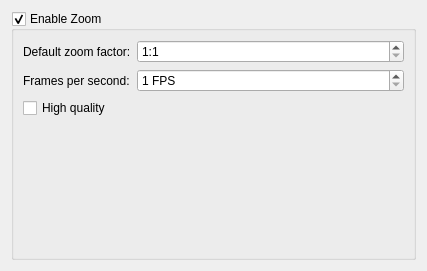
The window that src/config/ui/zoom.ui (hippich/recorditnow) describes before a commit, drawn with Qt 5.
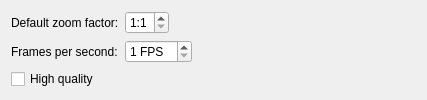
The same window after the commit. Custom widgets are drawn as their Qt base class.

What changed in the file:
```diff
--- a/src/config/ui/zoom.ui
+++ b/src/config/ui/zoom.ui
@@ -7,7 +7,7 @@
     <x>0</x>
     <y>0</y>
     <width>427</width>
-    <height>271</height>
+    <height>100</height>
    </rect>
   </property>
   <property name="windowTitle">
@@ -16,23 +16,10 @@
   <property name="toolTip">
    <string notr="true"/>
   </property>
-  <layout class="QVBoxLayout" name="verticalLayout_2">
-   <item>
-    <widget class="QGroupBox" name="kcfg_zoomDockEnabled">
-     <property name="title">
-      <string>Enable Zoom</string>
-     </property>
-     <property name="checkable">
-      <bool>true</bool>
-     </property>
-     <layout class="QFormLayout" name="formLayout">
-      <item row="2" column="0" colspan="2">
-       <widget class="QCheckBox" name="kcfg_zoomHighQuality">
-        <property name="text">
-         <string>High quality</string>
-        </property>
-       </widget>
-      </item>
+  <layout class="QFormLayout" name="formLayout_2">
+   <property name="fieldGrowthPolicy">
+    <enum>QFormLayout::ExpandingFieldsGrow</enum>
+   </property>
       <item row="0" column="0">
        <widget class="QLabel" name="label">
         <property name="text">
@@ -82,7 +69,11 @@
         </property>
        </widget>
       </item>
-     </layout>
+   <item row="2" column="0" colspan="2">
+    <widget class="QCheckBox" name="kcfg_zoomHighQuality">
+     <property name="text">
+      <string>High quality</string>
+     </property>
     </widget>
    </item>
   </layout>
```
Left out of the diff: 6 changed lines with no effect on the pictures. Lines whose indentation alone changed are shown as unchanged.
